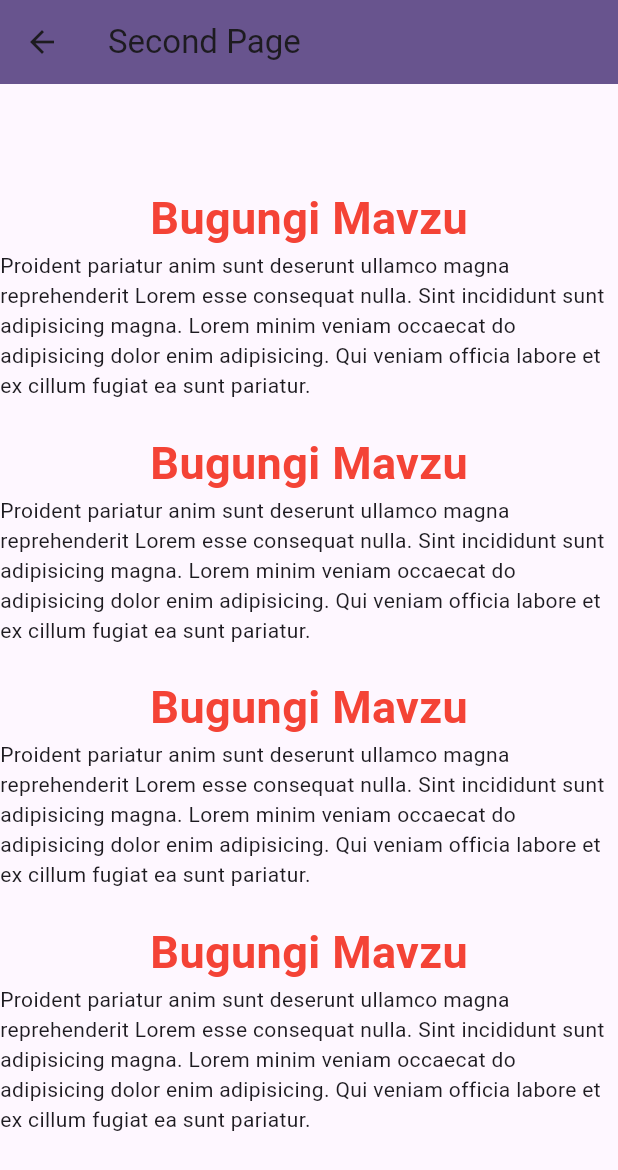
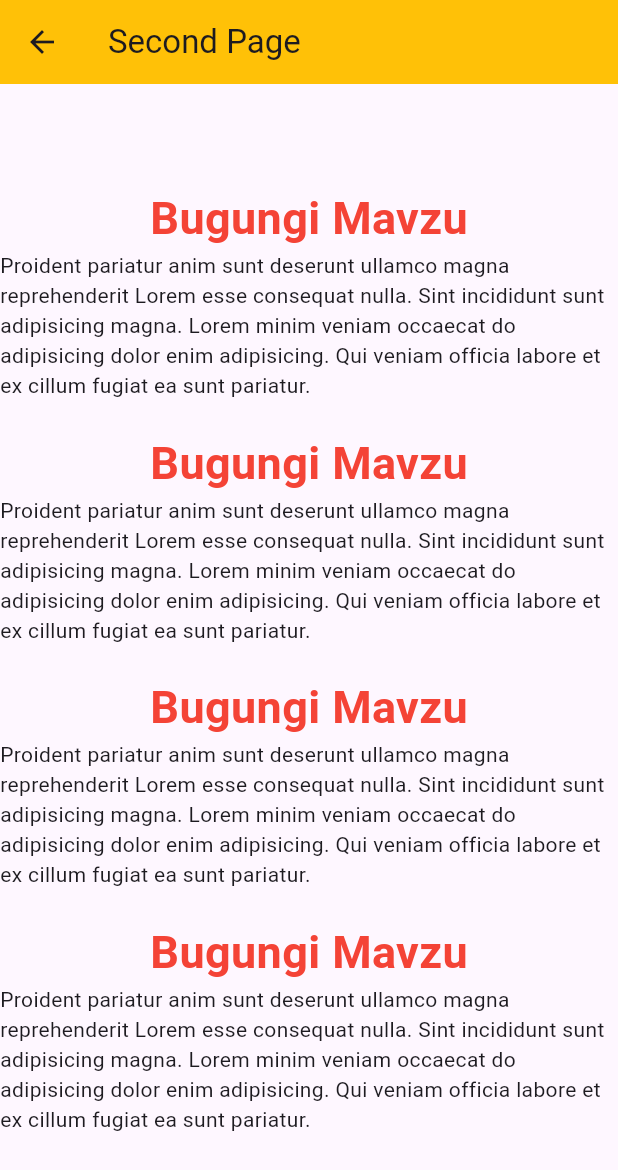
Before and after one commit to AkmaljonAbdirakhimov/lesson_28, a Flutter app: the screen it shows after launch, after a tap on the "add" icon, on a phone screen of 412 x 824 dp. Shown: the top 1170 px of the screen. Run offline on Flutter 3.47's test engine with Material 3 defaults, Android fonts, the phone set to English and light mode, and no system bars; our stand-ins replace google_fonts; network calls fail; Roboto replaces fonts that are missing (Aboreto).

```diff
--- a/lib/main.dart
+++ b/lib/main.dart
@@ -1,4 +1,8 @@
+import 'dart:ui';
+
 import 'package:flutter/material.dart';
+import 'package:flutter/widgets.dart';
+import 'package:google_fonts/google_fonts.dart';
 import 'package:lesson_28/utils/styles.dart';
 
 void main() {
@@ -23,6 +27,10 @@ class _MyApp extends State<MyApp> {
       debugShowCheckedModeBanner: false,
       title: 'Flutter Demo',
       theme: ThemeData(
+        appBarTheme: AppBarTheme(
+          backgroundColor: Colors.amber,
+        ),
+        fontFamily: GoogleFonts.aboreto().fontFamily,
         colorScheme: ColorScheme.fromSeed(
           seedColor: Colors.deepPurple,
         ),
@@ -41,8 +49,6 @@ class MyHomePage extends StatelessWidget {
   Widget build(BuildContext context) {
     return Scaffold(
       appBar: AppBar(
-        surfaceTintColor: Theme.of(context).colorScheme.primary,
-        backgroundColor: Theme.of(context).colorScheme.primary,
         title: const Text("Working with Resources"),
         actions: [
           IconButton(
@@ -60,28 +66,85 @@ class MyHomePage extends StatelessWidget {
           ),
         ],
       ),
-      body: const Center(
+      body: Center(
         child: SingleChildScrollView(
           child: Column(
             children: [
-              Text('Bugungi Mavzu', style: AppTextStyles.headline),
-              Text(
-                '''Proident pariatur anim sunt deserunt ullamco magna reprehenderit Lorem esse consequat nulla. Sint incididunt sunt adipisicing magna. Lorem minim veniam occaecat do adipisicing dolor enim adipisicing. Qui veniam officia labore et ex cillum fugiat ea sunt pariatur.''',
+              Container(
+                width: 300,
+                height: 300,
+                decoration: const BoxDecoration(
+                  gradient: LinearGradient(
+                    begin: Alignment.topLeft,
+                    end: Alignment.bottomRight,
+                    stops: [
+                      0.3,
+                      0.7,
+                      0.9,
+                    ],
+                    colors: [
+                      Colors.greenAccent,
+                      Colors.blue,
+                      Colors.red,
+                    ],
+                  ),
+                ),
               ),
-              SizedBox(height: 20),
-              Text('Bugungi Mavzu', style: AppTextStyles.headline),
-              Text(
-                '''Proident pariatur anim sunt deserunt ullamco magna reprehenderit Lorem esse consequat nulla. Sint incididunt sunt adipisicing magna. Lorem minim veniam occaecat do adipisicing dolor enim adipisicing. Qui veniam officia labore et ex cillum fugiat ea sunt pariatur.''',
-              ),
-              SizedBox(height: 20),
-              Text('Bugungi Mavzu', style: AppTextStyles.headline),
-              Text(
-                '''Proident pariatur anim sunt deserunt ullamco magna reprehenderit Lorem esse consequat nulla. Sint incididunt sunt adipisicing magna. Lorem minim veniam occaecat do adipisicing dolor enim adipisicing. Qui veniam officia labore et ex cillum fugiat ea sunt pariatur.''',
-              ),
-              SizedBox(height: 20),
-              Text('Bugungi Mavzu', style: AppTextStyles.headline),
-              Text(
-                '''Proident pariatur anim sunt deserunt ullamco magna reprehenderit Lorem esse consequat nulla. Sint incididunt sunt adipisicing magna. Lorem minim veniam occaecat do adipisicing dolor enim adipisicing. Qui veniam officia labore et ex cillum fugiat ea sunt pariatur.''',
+              Container(
+                width: 300,
+                height: 300,
+                alignment: Alignment.center,
+                clipBehavior: Clip.hardEdge,
+                decoration: const BoxDecoration(
+                  color: Colors.red,
+                  image: DecorationImage(
+                    image: NetworkImage(
+                      "https://s1.1zoom.me/big7/367/Lake_Mountains_Sunrises_433183.jpg",
+                    ),
+                    fit: BoxFit.cover,
+                  ),
+                  boxShadow: [
+                    BoxShadow(
+                      color: Color.fromARGB(255, 112, 112, 112),
+                      offset: Offset(-10, 10),
+                      blurRadius: 5,
+                      spreadRadius: 0,
+                    ),
+                    BoxShadow(
+                      color: Colors.blue,
+                      offset: Offset(10, 10),
+                      blurRadius: 5,
+                      spreadRadius: 0,
+                    ),
+                    BoxShadow(
+                      color: Colors.red,
+                      offset: Offset(10, -10),
+                      blurRadius: 5,
+                      spreadRadius: 0,
+                    ),
+                  ],
+                ),
+                child: BackdropFilter(
+                  filter: ImageFilter.blur(
+                    sigmaX: 0,
+                    sigmaY: 0,
+                  ),
+                  child: ImageFiltered(
+                    imageFilter: ImageFilter.blur(
+                      sigmaX: 0,
+                      sigmaY: 0,
+                    ),
+                    child: Container(
+                      width: 200,
+                      height: 200,
+                      decoration: BoxDecoration(),
+                      child: Image.network(
+                        "https://storge.pic2.me/upload/746/52d1b7cdc529d.jpg",
+                        fit: BoxFit.cover,
+                      ),
+                    ),
+                  ),
+                ),
               ),
             ],
           ),
@@ -98,8 +161,6 @@ class SecondPage extends StatelessWidget {
   Widget build(BuildContext context) {
     return Scaffold(
       appBar: AppBar(
-        surfaceTintColor: Theme.of(context).colorScheme.primary,
-        backgroundColor: Theme.of(context).colorScheme.primary,
         title: const Text("Second Page"),
       ),
       body: const Center(
```
Also changed, not shown: lib/utils/styles.dart (line endings or trailing spaces).
